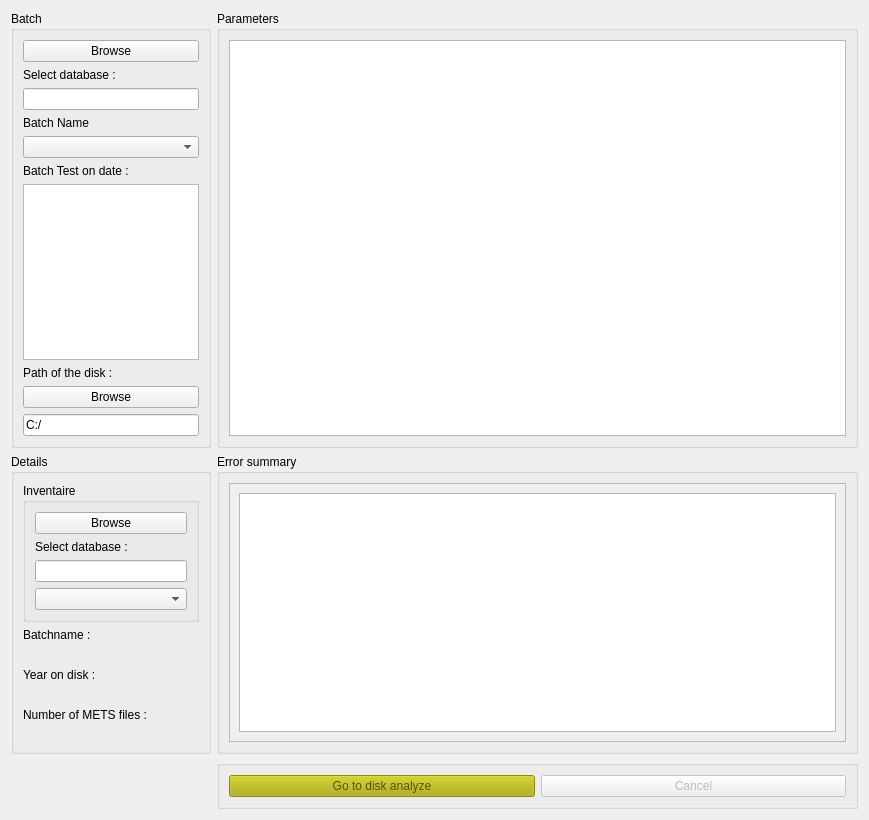
The window that namalysator/w_selectbatch.ui (phungthomas/Namalysator) describes before a commit, drawn with Qt 5.
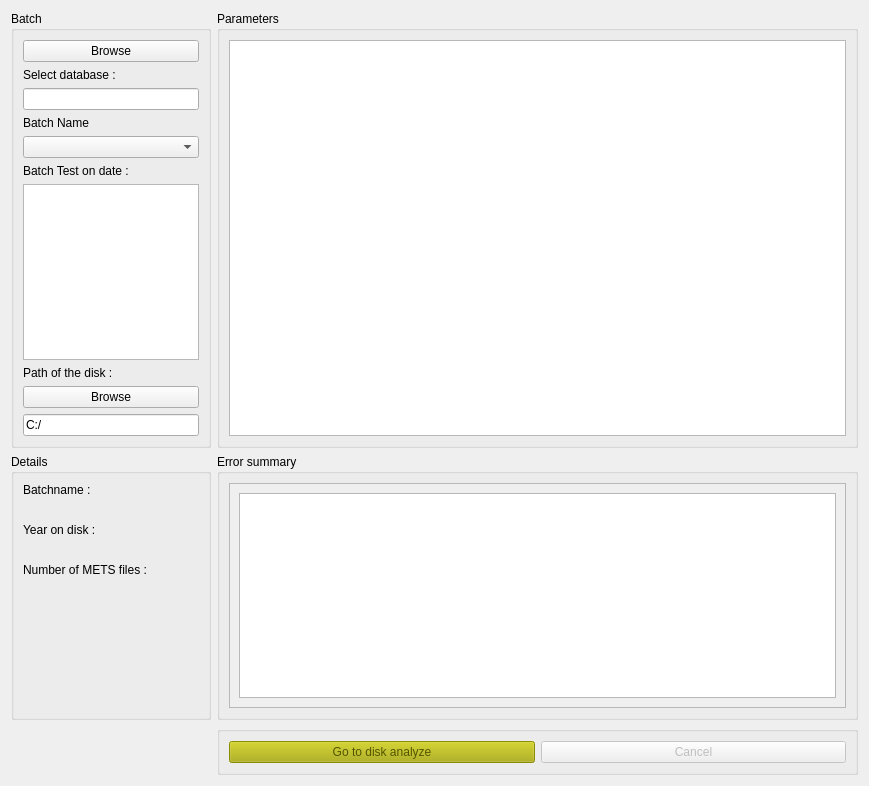
The same window after the commit.

Commit message: remove inventaire information

Patch:
```diff
--- a/namalysator/w_selectbatch.ui
+++ b/namalysator/w_selectbatch.ui
@@ -32,65 +32,6 @@
       <string>Details</string>
      </property>
      <layout class="QVBoxLayout" name="verticalLayout_4">
-      <item>
-       <widget class="QGroupBox" name="groupBox_3">
-        <property name="sizePolicy">
-         <sizepolicy hsizetype="Minimum" vsizetype="Preferred">
-          <horstretch>0</horstretch>
-          <verstretch>0</verstretch>
-         </sizepolicy>
-        </property>
-        <property name="minimumSize">
-         <size>
-          <width>150</width>
-          <height>0</height>
-         </size>
-        </property>
-        <property name="maximumSize">
-         <size>
-          <width>200</width>
-          <height>16777215</height>
-         </size>
-        </property>
-        <property name="title">
-         <string>Inventaire</string>
-        </property>
-        <layout class="QVBoxLayout" name="verticalLayout_3">
-         <item>
-          <widget class="QPushButton" name="btnBrowseDbInventaire">
-           <property name="text">
-            <string>Browse</string>
-           </property>
-          </widget>
-         </item>
-         <item>
-          <widget class="QLabel" name="label_19">
-           <property name="text">
-            <string>Select database :</string>
-           </property>
-          </widget>
-         </item>
-         <item>
-          <widget class="QLineEdit" name="lineEditInventaire">
-           <property name="text">
-            <string/>
-           </property>
-          </widget>
-         </item>
-         <item>
-          <widget class="QComboBox" name="cbInventaire">
-           <property name="enabled">
-            <bool>true</bool>
-           </property>
-          </widget>
-         </item>
-        </layout>
-        <zorder>label_19</zorder>
-        <zorder>lineEditInventaire</zorder>
-        <zorder>btnBrowseDbInventaire</zorder>
-        <zorder>cbInventaire</zorder>
-       </widget>
-      </item>
       <item>
        <widget class="QLabel" name="label_3">
         <property name="text">
@@ -151,6 +92,19 @@
         </property>
        </widget>
       </item>
+      <item>
+       <spacer name="verticalSpacer">
+        <property name="orientation">
+         <enum>Qt::Vertical</enum>
+        </property>
+        <property name="sizeHint" stdset="0">
+         <size>
+          <width>20</width>
+          <height>40</height>
+         </size>
+        </property>
+       </spacer>
+      </item>
      </layout>
      <zorder>label_3</zorder>
      <zorder>lbBatchName</zorder>
@@ -604,12 +558,24 @@
    </item>
    <item row="1" column="1">
     <widget class="QGroupBox" name="groupBox_4">
+     <property name="minimumSize">
+      <size>
+       <width>0</width>
+       <height>250</height>
+      </size>
+     </property>
      <property name="title">
       <string>Error summary</string>
      </property>
      <layout class="QVBoxLayout" name="verticalLayout_5">
       <item>
        <widget class="QScrollArea" name="scrollArea">
+        <property name="minimumSize">
+         <size>
+          <width>0</width>
+          <height>0</height>
+         </size>
+        </property>
         <property name="widgetResizable">
          <bool>true</bool>
         </property>
```
Left out of the diff: 7 changed lines with no effect on the pictures. The commit also changes 17 other files.
